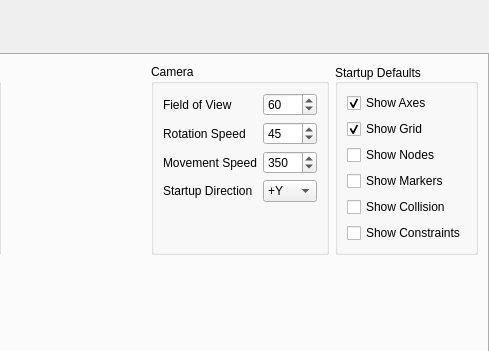
Above: src/ui/settingsrender.ui from niftools/nifskope before the change; both pictures show x 311 to 800 and y 0 to 351 of the 800 by 600 pixel window. Below: the same form after it.
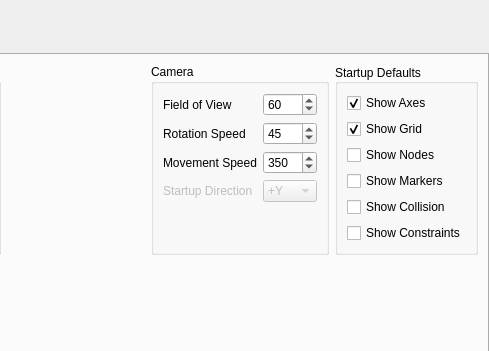
That is the form after the change. Custom widgets are drawn as their Qt base class.

Patch:
```diff
--- a/src/ui/settingsrender.ui
+++ b/src/ui/settingsrender.ui
@@ -388,6 +388,9 @@
              </item>
              <item row="3" column="1">
               <widget class="QComboBox" name="startupDirection">
+               <property name="enabled">
+                <bool>false</bool>
+               </property>
                <property name="currentIndex">
                 <number>1</number>
                </property>
@@ -425,6 +428,9 @@
              </item>
              <item row="3" column="0">
               <widget class="QLabel" name="lblStartupDirection">
+               <property name="enabled">
+                <bool>false</bool>
+               </property>
                <property name="text">
                 <string>Startup Direction</string>
                </property>
```
